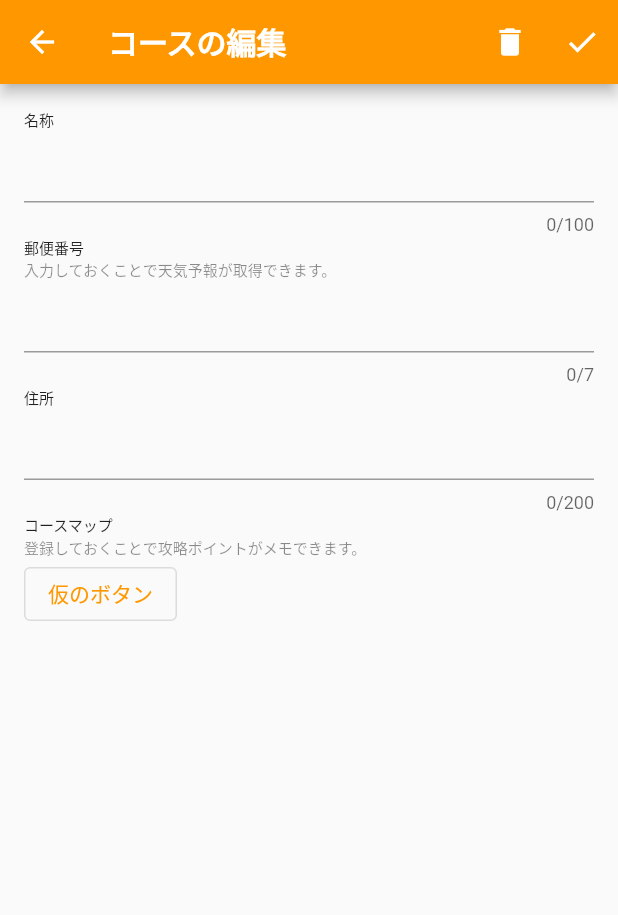
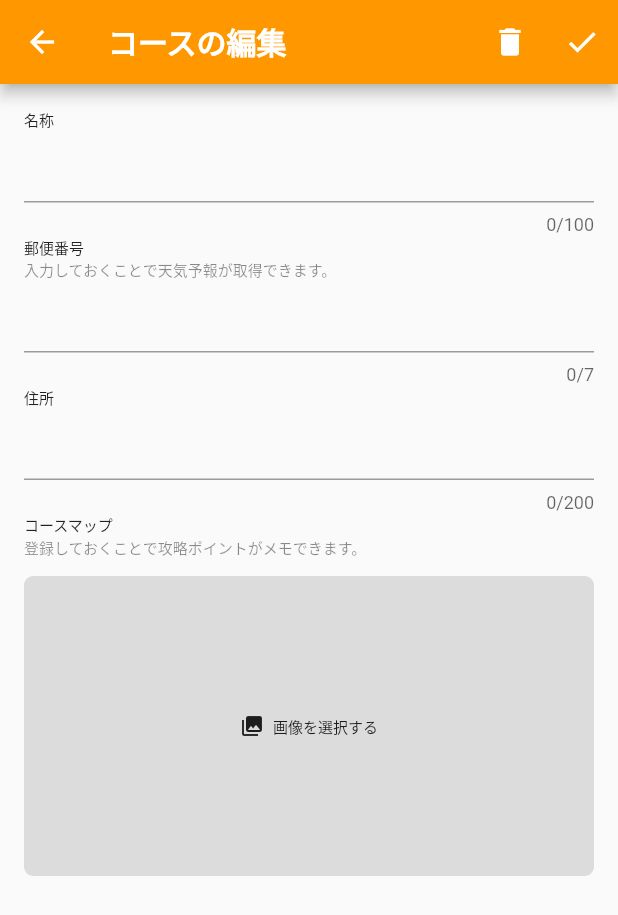
Before and after one commit to hori-imuuzak/CircuitRecordApp, a Flutter app: the EditRacewayScreen screen opened directly with empty values, on a phone screen of 412 x 824 dp. Shown: the top 915 px of the screen. Run offline on Flutter 3.47's test engine with Material 2 defaults, Android fonts, the phone set to English and light mode, and no system bars; our stand-ins replace drift, flutter_hooks, freezed_annotation, hooks_riverpod; accounts and stored records are empty; generated files the repository leaves out were written again.

Commit message:
add: image picker

```diff
--- a/lib/main.dart
+++ b/lib/main.dart
@@ -31,6 +31,13 @@ class MyApp extends StatelessWidget {
               actionsIconTheme: IconThemeData(color: Colors.white),
               iconTheme: IconThemeData(color: Colors.white),
             ),
+            outlinedButtonTheme: OutlinedButtonThemeData(
+              style: ButtonStyle(
+                textStyle: MaterialStateProperty.all(
+                  const TextStyle(fontSize: 10.0),
+                ),
+              ),
+            ),
             bottomNavigationBarTheme: const BottomNavigationBarThemeData(
               selectedLabelStyle: TextStyle(fontSize: 10.0),
               unselectedLabelStyle: TextStyle(fontSize: 10.0),
--- a/lib/ui/screen/raceway/edit_raceway/edit_raceway_screen.dart
+++ b/lib/ui/screen/raceway/edit_raceway/edit_raceway_screen.dart
@@ -57,6 +57,7 @@ class EditRacewayScreen extends HookConsumerWidget {
         ),
         body: Padding(
           padding: EdgeInsets.all(Style.spacing.medium),
+          child: SingleChildScrollView(
             child: Column(
               crossAxisAlignment: CrossAxisAlignment.start,
               children: [
@@ -81,8 +82,45 @@ class EditRacewayScreen extends HookConsumerWidget {
                     color: Style.gray.caption,
                   ),
                 ),
-              OutlinedButton(onPressed: () {}, child: const Text("仮のボタン")),
+                SizedBox(height: Style.spacing.small),
+                SizedBox(
+                  height: 200,
+                  child: InkWell(
+                    borderRadius:
+                        BorderRadius.circular(Style.circular.takePicture),
+                    onTap: () {},
+                    child: Material(
+                      borderRadius:
+                          BorderRadius.circular(Style.circular.takePicture),
+                      color: Colors.black12,
+                      child: Container(
+                        decoration: BoxDecoration(
+                          borderRadius:
+                              BorderRadius.circular(Style.circular.takePicture),
+                        ),
+                        padding: EdgeInsets.all(Style.spacing.medium),
+                        child: Center(
+                          child: Row(
+                            mainAxisAlignment: MainAxisAlignment.center,
+                            children: [
+                              Icon(
+                                Icons.photo_library,
+                                size: Style.iconSize.small,
+                              ),
+                              SizedBox(width: Style.spacing.tiny),
+                              const Text(
+                                '画像を選択する',
+                                style: TextStyle(fontSize: 10.0),
+                              ),
                             ],
+                          ),
+                        ),
+                      ),
+                    ),
+                  ),
+                ),
+              ],
+            ),
           ),
         ),
       ),
--- a/lib/ui/screen/raceway/raceway_list/widget/raceway_item/raceway_item.dart
+++ b/lib/ui/screen/raceway/raceway_list/widget/raceway_item/raceway_item.dart
@@ -70,7 +70,7 @@ class RacewayItem extends HookConsumerWidget {
                         ),
                       ],
                     ),
-                    OutlinedButton(onPressed: () {}, child: Text("攻略ポイントを編集する"))
+                    OutlinedButton(onPressed: () {}, child: const Text("攻略ポイントを編集する"))
                   ],
                 ),
               ],
--- a/lib/ui/theme/style.dart
+++ b/lib/ui/theme/style.dart
@@ -18,6 +18,7 @@ class _IconSize {
 
 class _Circular {
   final listItem = 4.0;
+  final takePicture = 6.0;
 
   const _Circular();
 }
```
Also changed, not shown: 1 other file. Lines whose indentation alone changed are shown as unchanged.
